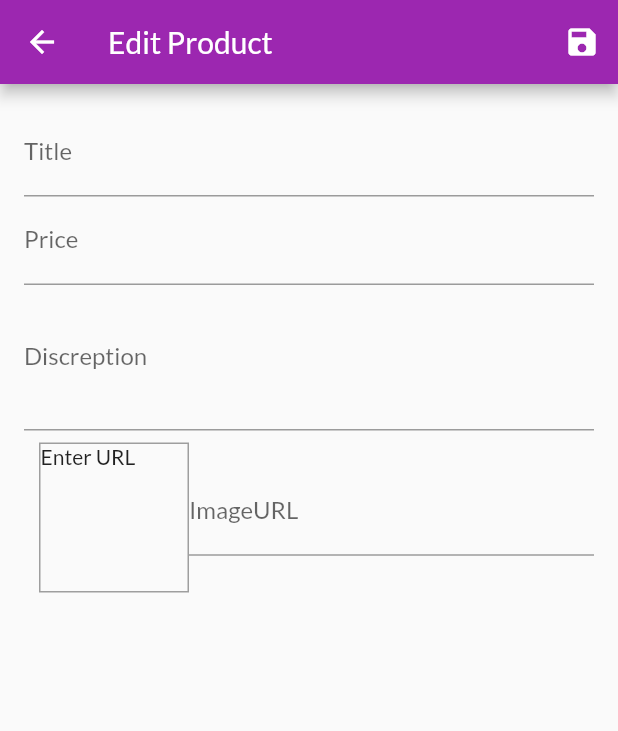
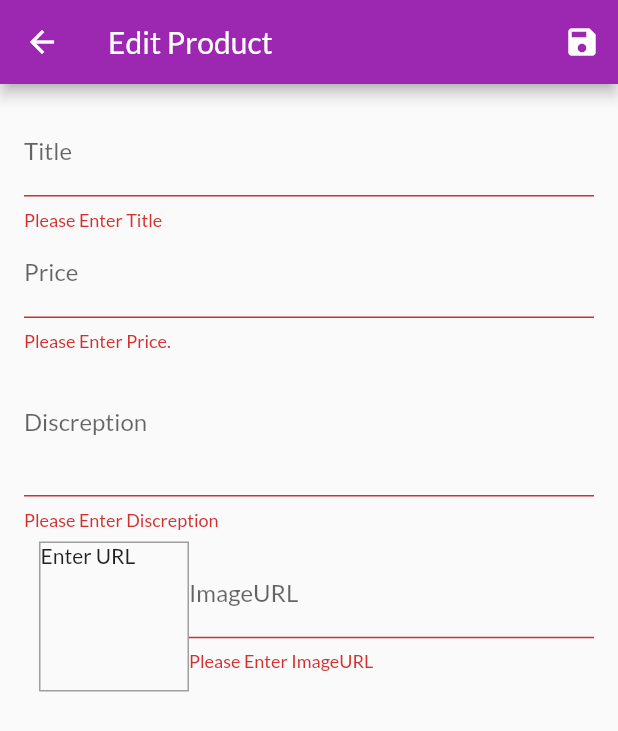
Before and after one commit to DangerDeveloper/shop_app, a Flutter app: the EditProductScreen screen opened by its route, after a tap on the "save" icon, on a phone screen of 412 x 824 dp. Shown: the top 731 px of the screen. Run offline on Flutter 3.47's test engine with Material 2 defaults, Android fonts, the phone set to English and light mode, and no system bars; network calls fail.

```diff
--- a/lib/screens/edit_product_screen.dart
+++ b/lib/screens/edit_product_screen.dart
@@ -1,5 +1,7 @@
 import 'package:flutter/material.dart';
+import 'package:provider/provider.dart';
 import 'package:shopapp/provider/product.dart';
+import 'package:shopapp/provider/products.dart';
 
 class EditProductScreen extends StatefulWidget {
   static const routName = '/EditProductScreen';
@@ -23,11 +25,39 @@ class _EditProductScreenState extends State<EditProductScreen> {
     imageUrl: '',
   );
 
+  var _didChangeValue = {
+    'title': '',
+    'description': '',
+    'price': '',
+    'imageUrl': '',
+  };
+  var _isDidChange = true;
+
   @override
   void initState() {
     // i cant understand this bus use this (4).
     _imageFocusNode.addListener(_changeImageBoxStatus);
     super.initState();
+  }
+
+  @override
+  void didChangeDependencies() {
+    if (_isDidChange) {
+      final productId = ModalRoute.of(context).settings.arguments as String;
+      if (productId != null) {
+        _editedProduct =
+            Provider.of<Products>(context, listen: false).findById(productId);
+        _didChangeValue = {
+          'title': _editedProduct.title,
+          'description': _editedProduct.description,
+          'price': _editedProduct.price.toString(),
+          'imageUrl': '',
+        };
+        _imageTextEditingController.text = _editedProduct.imageUrl;
+      }
+    }
+    _isDidChange = false;
+    super.didChangeDependencies();
   }
 
   @override
@@ -45,12 +75,29 @@ class _EditProductScreenState extends State<EditProductScreen> {
   void _changeImageBoxStatus() {
     // check that tis is in focus or not (6).
     if (!_imageFocusNode.hasFocus) {
+//      if ((!_imageTextEditingController.text.startsWith('http') &&
+//              !_imageTextEditingController.text.startsWith('https')) ||
+//          (!_imageTextEditingController.text.endsWith('.png') &&
+//              !_imageTextEditingController.text.endsWith('.jpg') &&
+//              !_imageTextEditingController.text.endsWith('.jpeg'))) {
+//        return;
+//      }
       setState(() {});
     }
   }
 
   void _onSave() {
+    final checkVelidation = _key.currentState.validate();
+    if (!checkVelidation) {
+      return;
+    }
     _key.currentState.save();
+    if (_editedProduct.id != null) {
+      Provider.of<Products>(context, listen: false).updateProduct(_editedProduct.id,_editedProduct);
+    } else {
+      Provider.of<Products>(context, listen: false).addProduct(_editedProduct);
+    }
+    Navigator.of(context).pop();
   }
 
   @override
@@ -70,14 +117,22 @@ class _EditProductScreenState extends State<EditProductScreen> {
             child: Column(
               children: <Widget>[
                 TextFormField(
+                  initialValue: _didChangeValue['title'],
                   decoration: InputDecoration(labelText: 'Title'),
                   textInputAction: TextInputAction.next,
                   onFieldSubmitted: (_) {
                     FocusScope.of(context).requestFocus(_priceFocusNode);
                   },
+                  validator: (value) {
+                    if (value.isEmpty) {
+                      return 'Please Enter Title';
+                    }
+                    return null;
+                  },
                   onSaved: (value) {
                     _editedProduct = Product(
-                      id: null,
+                      id: _editedProduct.id,
+                      isFavorite: _editedProduct.isFavorite,
                       title: value,
                       description: _editedProduct.description,
                       price: _editedProduct.price,
@@ -86,6 +141,7 @@ class _EditProductScreenState extends State<EditProductScreen> {
                   },
                 ),
                 TextFormField(
+                  initialValue: _didChangeValue['price'],
                   decoration: InputDecoration(labelText: 'Price'),
                   keyboardType: TextInputType.number,
                   focusNode: _priceFocusNode,
@@ -93,9 +149,22 @@ class _EditProductScreenState extends State<EditProductScreen> {
                   onFieldSubmitted: (_) {
                     FocusScope.of(context).requestFocus(_descriptionFocusNode);
                   },
+                  validator: (value) {
+                    if (value.isEmpty) {
+                      return 'Please Enter Price.';
+                    }
+                    if (double.tryParse(value) == null) {
+                      return 'Please Enter Valid Price.';
+                    }
+                    if (double.tryParse(value) <= 0) {
+                      return 'PLease Enter a Greater Price then zero.';
+                    }
+                    return null;
+                  },
                   onSaved: (value) {
                     _editedProduct = Product(
-                      id: null,
+                      id: _editedProduct.id,
+                      isFavorite: _editedProduct.isFavorite,
                       title: _editedProduct.title,
                       description: _editedProduct.description,
                       price: double.parse(value),
@@ -104,13 +173,24 @@ class _EditProductScreenState extends State<EditProductScreen> {
                   },
                 ),
                 TextFormField(
+                  initialValue: _didChangeValue['description'],
                   decoration: InputDecoration(labelText: 'Discreption'),
                   maxLines: 3,
                   keyboardType: TextInputType.multiline,
                   focusNode: _descriptionFocusNode,
+                  validator: (value) {
+                    if (value.isEmpty) {
+                      return 'Please Enter Discreption';
+                    }
+                    if (value.length < 10) {
+                      return 'Should be atleast 10 charcter.';
+                    }
+                    return null;
+                  },
                   onSaved: (value) {
                     _editedProduct = Product(
-                      id: null,
+                      id: _editedProduct.id,
+                      isFavorite: _editedProduct.isFavorite,
                       title: _editedProduct.title,
                       description: value,
                       price: _editedProduct.price,
@@ -153,9 +233,25 @@ class _EditProductScreenState extends State<EditProductScreen> {
                         onFieldSubmitted: (_) {
                           _onSave();
                         },
+                        validator: (value) {
+                          if (value.isEmpty) {
+                            return 'Please Enter ImageURL';
+                          }
+                          if (!value.startsWith('http') &&
+                              !value.startsWith('https')) {
+                            return 'Please Enter a Valid Url';
+                          }
+                          if (!value.endsWith('.png') &&
+                              !value.endsWith('.jpg') &&
+                              !value.endsWith('.jpeg')) {
+                            return 'Please Enter a Valid image Format';
+                          }
+                          return null;
+                        },
                         onSaved: (value) {
                           _editedProduct = Product(
-                            id: null,
+                            id: _editedProduct.id,
+                            isFavorite: _editedProduct.isFavorite,
                             title: _editedProduct.title,
                             description: _editedProduct.description,
                             price: _editedProduct.price,
--- a/lib/screens/user_products_screen.dart
+++ b/lib/screens/user_products_screen.dart
@@ -28,6 +28,7 @@ class UserProductsScreen extends StatelessWidget {
           itemBuilder: (_, i) => Column(
             children: <Widget>[
               UserProductItem(
+                id: productsData.list[i].id,
                 title: productsData.list[i].title,
                 imageUrl: productsData.list[i].imageUrl,
               ),
```
Also changed, not shown: lib/provider/products.dart (+24 -2 lines), lib/widgets/user_product_item.dart (+11 -3 lines).
